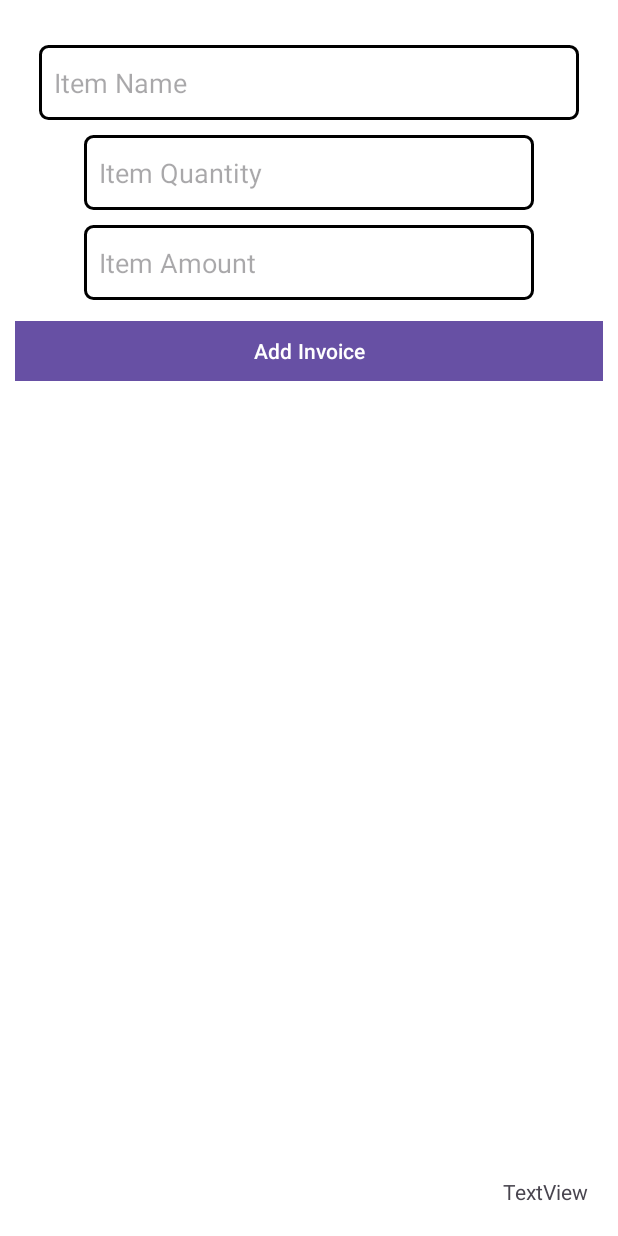
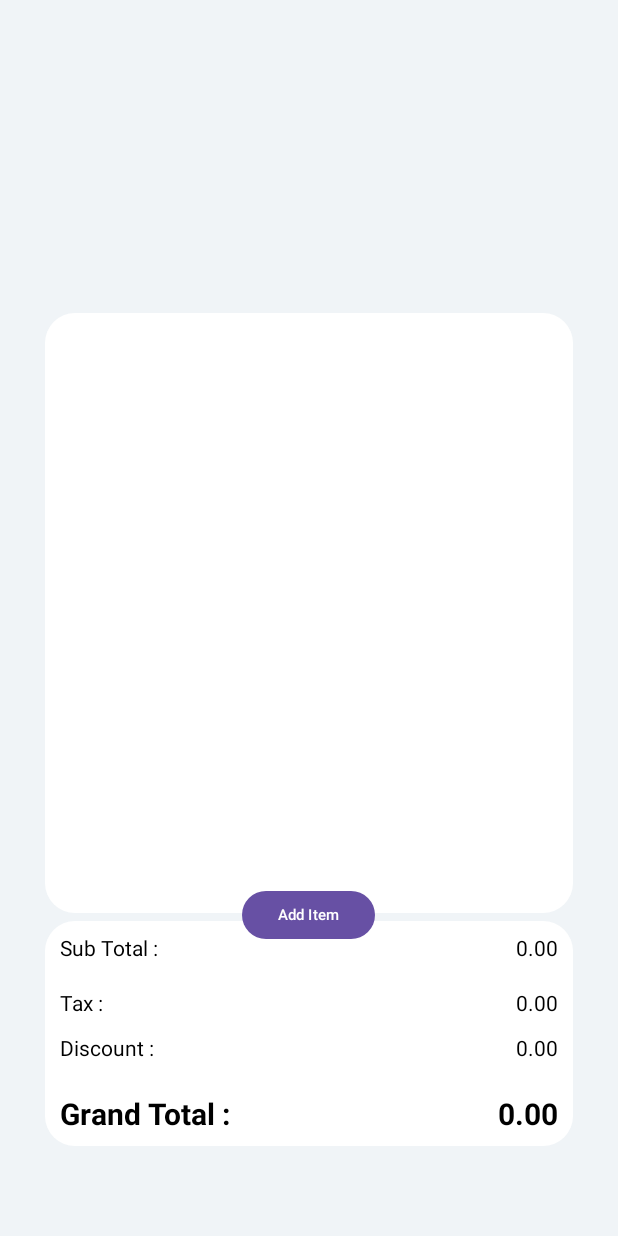
Before and after one commit to ThePrince047/EasyBill, an Android app: the screen it shows after launch (invoice_gen_page), on a phone screen of 412 x 824 dp. Run offline under Robolectric (Android 15) with nearby library versions, the phone set to English and light mode, and no system bars; our stand-ins replace Firebase (no records; nobody signed in at launch, a user with empty details on screens opened directly).

Commit message:
1.5.6 Few changes in design by Jay

```diff
--- /dev/null
+++ b/app/src/main/res/drawable/rounded_corner.xml
@@ -0,0 +1,4 @@
+<?xml version="1.0" encoding="utf-8"?>
+<shape xmlns:android="http://schemas.android.com/apk/res/android">
+    <corners android:radius="20dp"/>
+</shape>
--- a/app/src/main/res/layout/activity_invoice_gen_page.xml
+++ b/app/src/main/res/layout/activity_invoice_gen_page.xml
@@ -6,82 +6,140 @@
     android:layout_width="match_parent"
     android:layout_height="match_parent"
     tools:context=".invoice_gen_page"
-    android:background="@color/white">
+    android:background="#f0f4f7">
 
-    <EditText
-        android:id="@+id/edtname"
-        android:layout_width="360dp"
-        android:layout_height="50dp"
-        android:layout_marginTop="30dp"
-        android:layout_marginBottom="10dp"
-        android:ems="10"
-        android:background="@drawable/border"
-        android:inputType="text"
-        android:textColor="@color/black"
-        android:layout_centerHorizontal="true"
-        android:hint="Item Name"
-        android:paddingStart="10dp"
-        />
-
-    <EditText
-        android:id="@+id/edtamt"
-        android:layout_width="300dp"
-        android:layout_height="50dp"
-        android:background="@drawable/border"
-        android:layout_marginBottom="10dp"
-        android:ems="10"
-        android:layout_below="@id/edtqty"
-        android:layout_centerHorizontal="true"
-        android:paddingStart="10dp"
-        android:hint="Item Amount"
-        android:inputType="text"
-        app:layout_constraintBottom_toBottomOf="parent"
-        app:layout_constraintEnd_toEndOf="parent"
-        android:textColor="@color/black"
-        />
-
-    <EditText
-        android:id="@+id/edtqty"
-        android:layout_width="300dp"
-        android:layout_height="50dp"
-        android:background="@drawable/border"
-        android:layout_marginBottom="10dp"
-        android:layout_below="@id/edtname"
-        android:layout_centerHorizontal="true"
-        android:ems="10"
-        android:hint="Item Quantity"
-        android:inputType="text"
-        android:paddingStart="10dp"
-        android:textColor="@color/black"
-       />
-
-
-    <com.google.android.material.button.MaterialButton
-        android:id="@+id/btnAddInvoice"
-        android:layout_width="match_parent"
-        android:layout_height="wrap_content"
-        android:text="Add Invoice"
-        android:layout_below="@id/edtamt"
-        android:layout_centerHorizontal="true"
-        android:layout_marginEnd="20dp"
-        app:cornerRadius= "0dp" />
 
     <ListView
         android:id="@+id/lvAddedItems"
         android:layout_width="match_parent"
-        android:layout_height="match_parent"
-        android:layout_below="@id/btnAddInvoice"
-        android:layout_marginTop="11dp"
-        android:layout_marginBottom="100dp" />
+        android:layout_height="400dp"
+        android:layout_above="@+id/viewTotal"
+        android:layout_centerHorizontal="true"
+        android:layout_marginStart="30dp"
+        android:layout_marginTop="150dp"
+        android:layout_marginEnd="30dp"
+        android:layout_marginBottom="5dp"
+        android:background="@drawable/rounded_corner"
+        android:backgroundTint="@color/white" />
+
+    <View
+        android:layout_width="match_parent"
+        android:id="@+id/viewTotal"
+        android:layout_height="150dp"
+        android:layout_alignParentBottom="true"
+        android:background="@drawable/rounded_corner"
+        android:layout_marginBottom="60dp"
+        android:layout_marginStart="30dp"
+        android:layout_marginEnd="30dp"
+        android:backgroundTint="@color/white"
+        />
+
+    <com.google.android.material.button.MaterialButton
+        android:id="@+id/btnAddInvoice"
+        android:layout_width="wrap_content"
+        android:layout_height="40dp"
+        android:layout_alignBottom="@id/viewTotal"
+        android:layout_centerHorizontal="true"
+        android:layout_marginEnd="20dp"
+        android:layout_marginBottom="134dp"
+        android:text="Add Item"
+        android:textAlignment="center"
+        android:textSize="10dp"
+        app:cornerRadius="25dp" />
 
     <TextView
+        android:id="@+id/lblGrandTotal"
+        android:layout_width="wrap_content"
+        android:layout_height="wrap_content"
+        android:layout_below="@id/lblTotalAmount"
+
+        android:layout_marginTop="87dp"
+        android:layout_marginStart="40dp"
+        android:text="Grand Total :"
+        android:textColor="@color/black"
+        android:textSize="20dp"
+        android:textStyle="bold" />
+
+
+    <TextView
+        android:id="@+id/lblTax"
+        android:layout_width="wrap_content"
+        android:layout_height="wrap_content"
+        android:layout_below="@id/lblTotalAmount"
+        android:layout_marginStart="40dp"
+        android:layout_marginTop="17dp"
+        android:text="Tax :"
+        android:textColor="@color/black" />
+
+
+    <TextView
+
+        android:id="@+id/lblTotalAmount"
+        android:layout_width="wrap_content"
+        android:layout_height="wrap_content"
+        android:layout_alignTop="@id/viewTotal"
+        android:layout_marginStart="40dp"
+        android:layout_marginTop="8dp"
+        android:text="Sub Total :"
+        android:textColor="@color/black" />
+
+    <TextView
+        android:id="@+id/lblDiscount"
+        android:layout_width="wrap_content"
+        android:layout_height="wrap_content"
+        android:layout_below="@id/lblTotalAmount"
+
+        android:layout_marginTop="47dp"
+        android:layout_marginStart="40dp"
+        android:text="Discount :"
+        android:textColor="@color/black" />
+
+    <TextView
+
         android:id="@+id/tvTotalAmount"
         android:layout_width="wrap_content"
         android:layout_height="wrap_content"
-        android:layout_marginBottom="20dp"
-        android:layout_marginRight="20dp"
+        android:layout_alignTop="@id/viewTotal"
+        android:textColor="@color/black"
         android:layout_alignParentEnd="true"
-        android:layout_alignParentBottom="true"
-        android:text="TextView" />
+
+        android:layout_marginEnd="40dp"
+        android:layout_marginTop="8dp"
+        android:text="0.00" />
+
+    <TextView
+        android:id="@+id/tvTax"
+        android:layout_width="wrap_content"
+        android:layout_height="wrap_content"
+        android:layout_below="@id/tvTotalAmount"
+        android:layout_alignParentEnd="true"
+        android:layout_marginEnd="40dp"
+        android:layout_marginTop="17dp"
+        android:textColor="@color/black"
+        android:text="0.00" />
+
+    <TextView
+        android:id="@+id/tvDiscount"
+        android:layout_width="wrap_content"
+        android:layout_height="wrap_content"
+        android:layout_below="@id/tvTotalAmount"
+        android:layout_alignParentEnd="true"
+        android:layout_marginTop="47dp"
+        android:textColor="@color/black"
+        android:layout_marginEnd="40dp"
+        android:text="0.00" />
+
+    <TextView
+        android:id="@+id/tvGrandTotal"
+        android:layout_width="wrap_content"
+        android:layout_height="wrap_content"
+        android:layout_below="@id/tvTotalAmount"
+        android:layout_alignParentEnd="true"
+        android:layout_marginTop="87dp"
+        android:layout_marginEnd="40dp"
+        android:textColor="@color/black"
+        android:text="0.00"
+        android:textSize="20dp"
+        android:textStyle="bold" />
 
 </RelativeLayout>
```
Also changed, not shown: app/src/main/java/com/example/easybill/Invoice_Dailog.java (+12 -64 lines), app/src/main/java/com/example/easybill/invoice_gen_page.java (+45 -33 lines), app/src/main/res/layout/added_item.xml (+6 -3 lines), app/src/main/res/layout/invoice_dialog.xml (+16 -4 lines).
